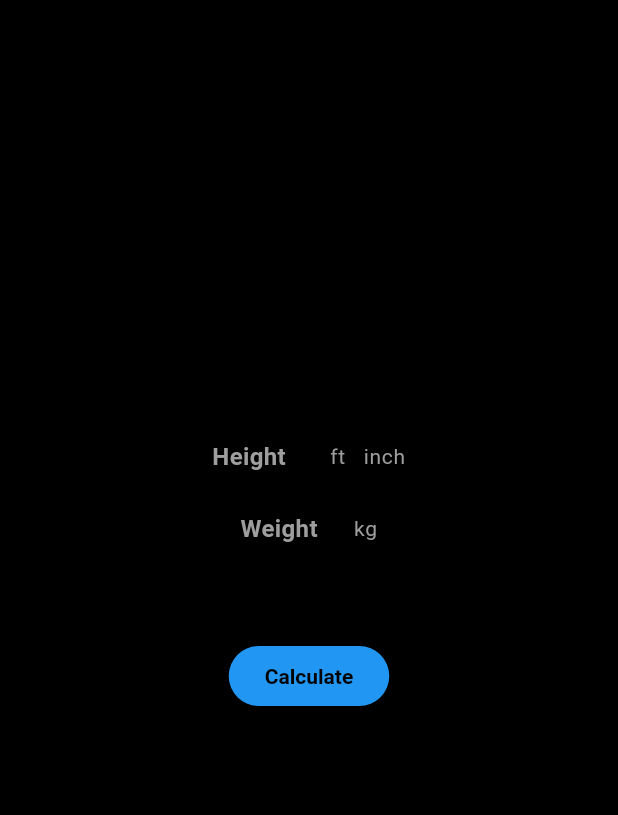
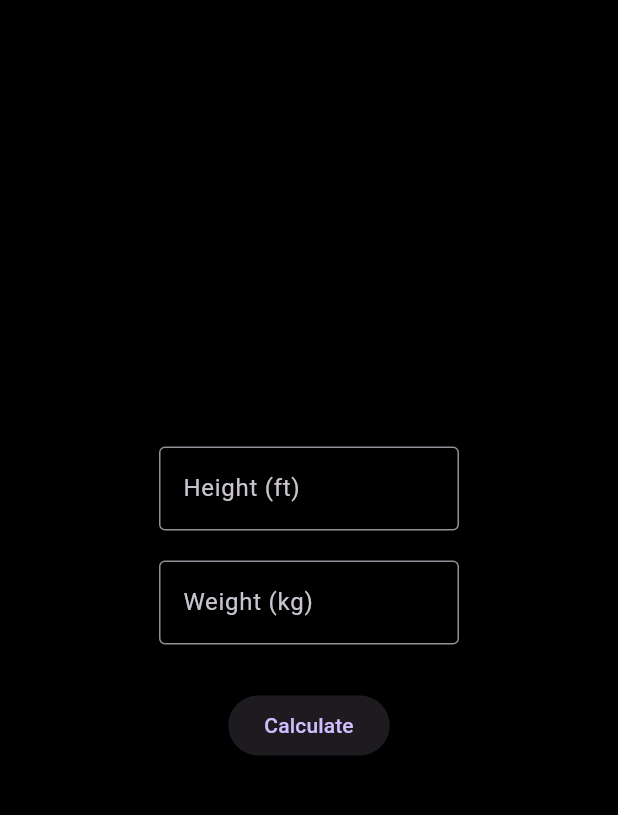
Before and after one commit to TheRealHex/bmi-calc-flutter, a Flutter app: the screen it shows after launch, on a phone screen of 412 x 824 dp, the part 56-871 px from its top. Run offline on Flutter 3.47's test engine with Material 3 defaults, Android fonts, the phone set to English and light mode, and no system bars.

Commit message:
ui: change

```diff
--- a/lib/main.dart
+++ b/lib/main.dart
@@ -10,9 +10,10 @@ class Main extends StatelessWidget {
 
   @override
   Widget build(BuildContext context) {
-    return const MaterialApp(
+    return MaterialApp(
       debugShowCheckedModeBanner: false,
-      home: Home(),
+      home: const Home(),
+      theme: ThemeData.dark(),
     );
   }
 }
--- a/lib/screens/home.dart
+++ b/lib/screens/home.dart
@@ -1,6 +1,3 @@
-import 'package:bmi_calculator/screens/result.dart';
-import 'package:bmi_calculator/widgets/input.dart';
-import 'package:bmi_calculator/widgets/label.dart';
 import 'package:flutter/material.dart';
 
 class Home extends StatelessWidget {
@@ -8,6 +5,8 @@ class Home extends StatelessWidget {
 
   @override
   Widget build(BuildContext context) {
+    TextEditingController heightController = TextEditingController();
+    TextEditingController weightController = TextEditingController();
     return Scaffold(
       appBar: AppBar(
         backgroundColor: Colors.black,
@@ -21,49 +20,37 @@ class Home extends StatelessWidget {
         ),
       ),
       body: Container(
-        width: double.infinity,
-        height: double.infinity,
         decoration: const BoxDecoration(color: Colors.black),
+        height: MediaQuery.sizeOf(context).height,
+        width: MediaQuery.sizeOf(context).width,
         child: Column(
           mainAxisAlignment: MainAxisAlignment.center,
           children: [
-            const Row(
-              children: [
-                Spacer(),
-                Label(text: 'Height'),
-                TextInputField(hint: 'ft'),
-                TextInputField(hint: 'inch'),
-                Spacer(),
-              ],
-            ),
-            const Row(
-              children: [
-                Spacer(),
-                Label(text: 'Weight'),
-                TextInputField(hint: 'kg'),
-                Spacer(),
-              ],
-            ),
-            Container(
-              padding: const EdgeInsets.symmetric(vertical: 50),
-              child: ElevatedButton(
-                style: ElevatedButton.styleFrom(
-                  foregroundColor: Colors.black,
-                  backgroundColor: Colors.blue,
-                  textStyle: const TextStyle(fontWeight: FontWeight.bold),
-                ),
-                onPressed: () {
-                  Navigator.of(context).push(
-                    MaterialPageRoute(
-                        builder: (BuildContext context) => const Result()),
-                  );
-                },
-                child: const Text('Calculate'),
-              ),
-            ),
+            textField(heightController, 'Height (ft)', '6.1'),
+            textField(weightController, 'Weight (kg)', '70'),
+            const SizedBox(height: 10),
+            ElevatedButton(onPressed: () {}, child: const Text('Calculate'))
           ],
         ),
       ),
     );
   }
+
+  textField(TextEditingController controller, String label, String hint) {
+    return SizedBox(
+      width: 200,
+      child: Padding(
+        padding: const EdgeInsets.only(bottom: 20),
+        child: TextField(
+          controller: controller,
+          decoration: InputDecoration(
+            border: const OutlineInputBorder(),
+            label: Text(label),
+            hintText: hint,
+            alignLabelWithHint: true,
+          ),
+        ),
+      ),
+    );
+  }
 }
--- a/lib/screens/result.dart
+++ /dev/null
@@ -1,23 +0,0 @@
-import 'package:bmi_calculator/widgets/label.dart';
-import 'package:flutter/material.dart';
-
-class Result extends StatelessWidget {
-  const Result({super.key});
-
-  @override
-  Widget build(BuildContext context) {
-    return Scaffold(
-      appBar: AppBar(
-        foregroundColor: Colors.white,
-        backgroundColor: Colors.black,
-      ),
-      body: Container(
-        decoration: const BoxDecoration(color: Colors.black),
-        child: const Center(
-            child: Label(
-          text: 'Result',
-        )),
-      ),
-    );
-  }
-}
--- a/lib/widgets/input.dart
+++ /dev/null
@@ -1,34 +0,0 @@
-import 'package:flutter/material.dart';
-import 'package:flutter/services.dart';
-
-class TextInputField extends StatelessWidget {
-  const TextInputField({
-    super.key,
-    this.hint = '',
-  });
-  final String hint;
-  @override
-  Widget build(BuildContext context) {
-    return SizedBox(
-      width: 40,
-      child: TextField(
-        maxLength: 3,
-        style: const TextStyle(fontSize: 14, color: Colors.grey),
-        decoration: InputDecoration(
-          hintText: hint,
-          focusColor: Colors.blue,
-          border: InputBorder.none,
-          hintStyle: const TextStyle(color: Colors.grey),
-          counterText: '',
-        ),
-        cursorColor: Colors.blue,
-        textAlign: TextAlign.right,
-        keyboardType: TextInputType.number,
-        inputFormatters: <TextInputFormatter>[
-          FilteringTextInputFormatter.allow(RegExp(r'[0-9]')),
-          FilteringTextInputFormatter.digitsOnly
-        ],
-      ),
-    );
-  }
-}
--- a/lib/widgets/label.dart
+++ /dev/null
@@ -1,18 +0,0 @@
-import 'package:flutter/material.dart';
-
-class Label extends StatelessWidget {
-  const Label({
-    super.key,
-    this.text = '',
-  });
-  final String text;
-
-  @override
-  Widget build(BuildContext context) {
-    return Text(
-      text,
-      style: const TextStyle(
-          fontSize: 16, fontWeight: FontWeight.bold, color: Colors.grey),
-    );
-  }
-}
```
